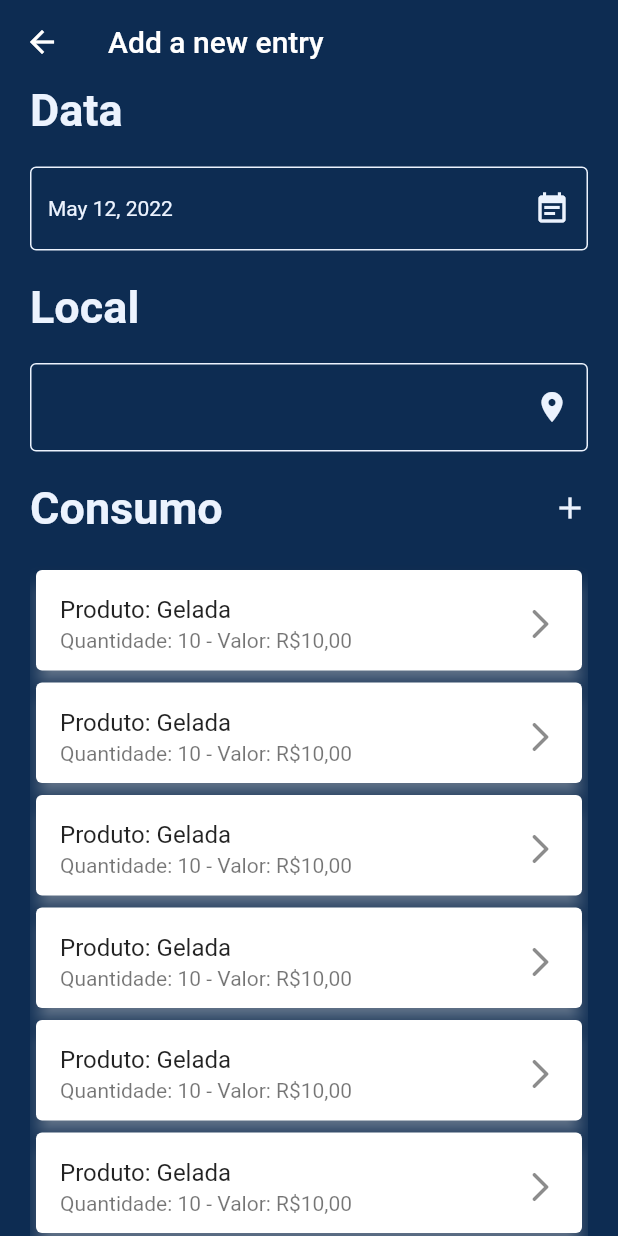
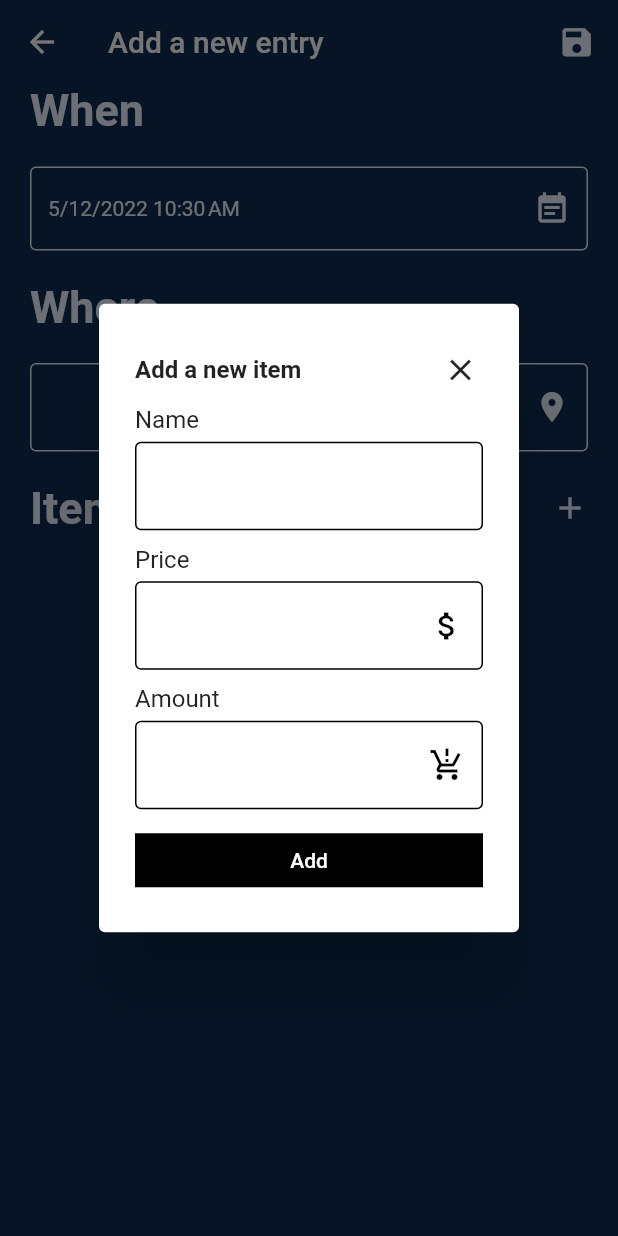
Before and after one commit to nickolasdeluca/checkmate-app, a Flutter app: the NewEntry screen opened directly, after a tap on the "add" icon, on a phone screen of 412 x 824 dp. Run offline on Flutter 3.47's test engine with Material 2 defaults, Android fonts, the phone set to English and light mode, and no system bars; drawn by our look-alikes of date_field; our stand-ins replace hive, hive_flutter; accounts and stored records are empty; statements that could not run were skipped.

Commit message:
CMA-3/add-functionality-to-add-new-items (#3)
* [CMA-3] Create models for items and entries

* [CMA-3] Added new dependencies

New dependencies: hive, path_provider and build_runner

* [CMA-3] Relocated some and remove unused models

Models were relocated to specific folders and the models for lists were deleted because using them was caused a bad syntax.

* [CMA-3] New dialog to add items

* [CMA-3][WIP] Changes to the screen to support item insertion

App default language was also changed to en-US. Support for other languages will be added later.

* [CMA-3] Changes related to initializing hive database

* [CMA-3] Changes applied by flutter build to iOS project

* [CMA-3] Dialog now validates double values and returns an item after add is pressed

* [CMA-3] Method to add item to entry and on screen display of items

* [CMA-3] Add method to parse an object to Json

* [WIP][CMA-3] Save entries to a local database

* [WIP][CMA-3] Retrieve items from a local database

* [WIP][CMA-3] Return to home screen after saving an entry and reload list of entries

* [WIP][CMA-3] Add option to edit entries

Still need to fix an issue when the entry is being updated

* [CMA-3] This is how updates and saves should work on Hive databases

```diff
--- /dev/null
+++ b/checkmate_app/lib/assets/dialogs.dart
@@ -0,0 +1,142 @@
+import 'package:checkmate_app/models/items/item.dart';
+import 'package:flutter/material.dart';
+
+dynamic _doubleValidator(String? value) {
+  if ((value != null) && (value.isNotEmpty)) {
+    try {
+      double.parse(value);
+    } on Exception {
+      return "Must be a positive real number!";
+    }
+  }
+
+  return null;
+}
+
+InputDecoration _defaultDecoration = const InputDecoration(
+  enabledBorder:
+      OutlineInputBorder(borderSide: BorderSide(color: Colors.black)),
+  focusedBorder:
+      OutlineInputBorder(borderSide: BorderSide(color: Colors.black)),
+  errorBorder: OutlineInputBorder(borderSide: BorderSide(color: Colors.red)),
+  focusedErrorBorder:
+      OutlineInputBorder(borderSide: BorderSide(color: Colors.red)),
+);
+
+class Dialogs {
+  newItem(BuildContext context) {
+    TextEditingController nameController = TextEditingController();
+    TextEditingController priceController = TextEditingController();
+    TextEditingController amountController = TextEditingController();
+
+    Item item = Item(0, '', 0, 0);
+
+    return showDialog(
+        context: context,
+        builder: (BuildContext context) {
+          return AlertDialog(
+            content: SingleChildScrollView(
+              child: ListBody(
+                children: [
+                  Row(
+                    children: const [
+                      Text('Add a new item',
+                          style: TextStyle(
+                            fontWeight: FontWeight.bold,
+                          )),
+                      Spacer(),
+                      SizedBox(
+                        width: 35,
+                        child: CloseButton(),
+                      ),
+                    ],
+                  ),
+                  const Text('Name'),
+                  const SizedBox(
+                    height: 5,
+                  ),
+                  TextFormField(
+                    controller: nameController,
+                    decoration: _defaultDecoration,
+                    style: const TextStyle(color: Colors.black),
+                  ),
+                  const SizedBox(
+                    height: 10,
+                  ),
+                  const Text('Price'),
+                  const SizedBox(
+                    height: 5,
+                  ),
+                  TextFormField(
+                    controller: priceController,
+                    decoration: _defaultDecoration.copyWith(
+                      suffixIcon: const Icon(
+                        Icons.attach_money,
+                        color: Colors.black,
+                      ),
+                    ),
+                    autovalidateMode: AutovalidateMode.onUserInteraction,
+                    validator: (value) {
+                      return _doubleValidator(value);
+                    },
+                    style: const TextStyle(color: Colors.black),
+                  ),
+                  const SizedBox(
+                    height: 10,
+                  ),
+                  const Text('Amount'),
+                  const SizedBox(
+                    height: 5,
+                  ),
+                  TextFormField(
+                    controller: amountController,
+                    decoration: _defaultDecoration.copyWith(
+                      suffixIcon: const Icon(
+                        Icons.production_quantity_limits,
+                        color: Colors.black,
+                      ),
+                    ),
+                    autovalidateMode: AutovalidateMode.onUserInteraction,
+                    validator: (value) {
+                      return _doubleValidator(value);
+                    },
+                    style: const TextStyle(color: Colors.black),
+                  ),
+                  const SizedBox(
+                    height: 10,
+                  ),
+                  TextButton(
+                      style: TextButton.styleFrom(
+                          backgroundColor: Colors.black,
+                          primary: Colors.white,
+                          onSurface: Colors.white,
+                          shape: const BeveledRectangleBorder()),
+                      onPressed: () {
+                        if (nameController.text.isEmpty) {
+                          return;
+                        }
+
+                        if ((priceController.text.isEmpty) ||
+                            (double.tryParse(priceController.text) == null)) {
+                          return;
+                        }
+
+                        if ((amountController.text.isEmpty) ||
+                            (double.tryParse(amountController.text) == null)) {
+                          return;
+                        }
+
+                        item.name = nameController.text;
+                        item.price = double.parse(priceController.text);
+                        item.amount = double.parse(amountController.text);
+
+                        Navigator.pop(context, item);
+                      },
+                      child: const Text('Add'))
+                ],
+              ),
+            ),
+          );
+        });
+  }
+}
--- /dev/null
+++ b/checkmate_app/lib/models/entries/entry.dart
@@ -0,0 +1,26 @@
+import 'dart:convert';
+
+import 'package:checkmate_app/models/items/item.dart';
+import 'package:hive/hive.dart';
+
+part 'entry.g.dart';
+
+@HiveType(typeId: 0)
+class Entry extends HiveObject {
+  @HiveField(0)
+  int id;
+
+  @HiveField(1)
+  DateTime? date;
+
+  @HiveField(2)
+  String? place;
+
+  @HiveField(3)
+  List<Item> items;
+
+  Entry({required this.id, this.date, this.place, required this.items});
+
+  Map toJson() =>
+      {'id': id, 'date': date, 'place': place, 'items': jsonEncode(items)};
+}
--- /dev/null
+++ b/checkmate_app/lib/models/items/item.dart
@@ -0,0 +1,22 @@
+import 'package:hive/hive.dart';
+
+part 'item.g.dart';
+
+@HiveType(typeId: 1)
+class Item extends HiveObject {
+  @HiveField(0)
+  int id;
+
+  @HiveField(1)
+  String name;
+
+  @HiveField(2)
+  double price;
+
+  @HiveField(3)
+  double amount;
+
+  Item(this.id, this.name, this.price, this.amount);
+
+  Map toJson() => {'id': id, 'name': name, 'amount': amount};
+}
--- a/checkmate_app/lib/screens/new_entry.dart
+++ b/checkmate_app/lib/screens/new_entry.dart
@@ -1,15 +1,76 @@
 import 'package:checkmate_app/assets/constants.dart';
+import 'package:checkmate_app/assets/dialogs.dart';
+import 'package:checkmate_app/models/entries/entry.dart';
+import 'package:checkmate_app/models/items/item.dart';
 import 'package:date_field/date_field.dart';
+import 'package:flutter/foundation.dart';
 import 'package:flutter/material.dart';
+import 'package:hive/hive.dart';
 
 class NewEntry extends StatefulWidget {
-  const NewEntry({Key? key}) : super(key: key);
+  final dynamic boxKey;
+  const NewEntry({Key? key, this.boxKey}) : super(key: key);
 
   @override
   State<NewEntry> createState() => _NewEntryState();
 }
 
+InputDecoration _inputBorder = const InputDecoration(
+  enabledBorder:
+      OutlineInputBorder(borderSide: BorderSide(color: cConstrastColor)),
+  focusedBorder:
+      OutlineInputBorder(borderSide: BorderSide(color: cConstrastColor)),
+  errorBorder: OutlineInputBorder(borderSide: BorderSide(color: Colors.red)),
+  focusedErrorBorder:
+      OutlineInputBorder(borderSide: BorderSide(color: Colors.red)),
+);
+
 class _NewEntryState extends State<NewEntry> {
+  Entry entry = Entry(id: 0, items: []);
+  Future<List<Item>>? _getItems() async {
+    return entry.items;
+  }
+
+  @override
+  void initState() {
+    Box box = Hive.box<Entry>('entries');
+    entry = box.get(widget.boxKey) ?? Entry(id: 0, items: []);
+    localController.text = entry.place ?? "";
+
+    super.initState();
+  }
+
+  dynamic _textValidator(String? value) {
+    if ((value != null) && (value.isNotEmpty)) {
+    } else {
+      return "You must provide a location";
+    }
+  }
+
+  DateTime _getInitialDate() {
+    return entry.date ?? DateTime.now();
+  }
+
+  void _saveEntry() async {
+    if (kDebugMode) {
+      print(entry.toJson());
+    }
+
+    if (localController.text.isEmpty) {
+      return;
+    }
+
+    entry.place = localController.text;
+
+    Box box = Hive.box<Entry>('entries');
+
+    if (box.containsKey(widget.boxKey)) {
+      box.put(widget.boxKey, entry);
+    } else {
+      box.add(entry);
+    }
+  }
+
   TextEditingController localController = TextEditingController();
 
   @override
@@ -20,6 +81,21 @@ class _NewEntryState extends State<NewEntry> {
         title: const Text('Add a new entry'),
         backgroundColor: cBackgroundColor,
         elevation: 0,
+        actions: [
+          Padding(
+              padding: const EdgeInsets.only(right: 15),
+              child: GestureDetector(
+                onTap: (() {
+                  _saveEntry();
+                  Navigator.pop(context);
+                }),
+                child: const Icon(
+                  Icons.save,
+                  color: cConstrastColor,
+                  size: 25,
+                ),
+              ))
+        ],
       ),
       body: SafeArea(
         top: true,
@@ -30,7 +106,7 @@ class _NewEntryState extends State<NewEntry> {
             crossAxisAlignment: CrossAxisAlignment.start,
             children: [
               const Text(
-                'Data',
+                'When',
                 style: TextStyle(
                     color: cConstrastColor,
                     fontSize: 30,
@@ -48,16 +124,18 @@ class _NewEntryState extends State<NewEntry> {
                       color: cConstrastColor,
                     ),
                     floatingLabelStyle: TextStyle(color: cConstrastColor)),
-                mode: DateTimeFieldPickerMode.date,
+                mode: DateTimeFieldPickerMode.dateAndTime,
                 dateTextStyle: const TextStyle(color: cConstrastColor),
-                initialValue: DateTime.now(),
-                onDateSelected: (DateTime value) {},
+                initialValue: _getInitialDate(),
+                onDateSelected: (DateTime value) {
+                  entry.date = value;
+                },
               ),
               const SizedBox(
                 height: 20,
               ),
               const Text(
-                'Local',
+                'Where',
                 style: TextStyle(
                     color: cConstrastColor,
                     fontSize: 30,
@@ -66,18 +144,19 @@ class _NewEntryState extends State<NewEntry> {
               const SizedBox(
                 height: 20,
               ),
-              TextField(
-                controller: localController,
-                decoration: const InputDecoration(
-                    enabledBorder: OutlineInputBorder(
-                        borderSide: BorderSide(color: cConstrastColor)),
-                    focusedBorder: OutlineInputBorder(
-                        borderSide: BorderSide(color: cConstrastColor)),
-                    suffixIcon: Icon(
+              TextFormField(
+                decoration: _inputBorder.copyWith(
+                  floatingLabelStyle: const TextStyle(color: cConstrastColor),
+                  suffixIcon: const Icon(
                     Icons.place,
                     color: cConstrastColor,
                   ),
-                    floatingLabelStyle: TextStyle(color: cConstrastColor)),
+                ),
+                controller: localController,
+                autovalidateMode: AutovalidateMode.onUserInteraction,
+                validator: (value) {
+                  return _textValidator(value);
+                },
                 style: const TextStyle(color: cConstrastColor),
               ),
               const SizedBox(
@@ -85,14 +164,19 @@ class _NewEntryState extends State<NewEntry> {
               ),
               Row(mainAxisAlignment: MainAxisAlignment.spaceBetween, children: [
                 const Text(
-                  'Consumo',
+                  'Items',
                   style: TextStyle(
                       color: cConstrastColor,
                       fontSize: 30,
                       fontWeight: FontWeight.bold),
                 ),
                 InkWell(
-                  onTap: () {},
+                  onTap: () {
+                    Dialogs().newItem(context).then((value) {
+                      entry.items.add(value);
+                      setState(() {});
+                    });
+                  },
                   child: const Icon(
                     Icons.add,
                     color: cConstrastColor,
@@ -103,96 +187,38 @@ class _NewEntryState extends State<NewEntry> {
                 height: 20,
               ),
               Flexible(
-                  child: SingleChildScrollView(
-                child: Column(
-                  children: const [
-                    SizedBox(
+                  child: FutureBuilder(
+                future: _getItems(),
+                builder:
+                    (BuildContext context, AsyncSnapshot<List<Item>> snapshot) {
+                  if (snapshot.hasData) {
+                    return ListView.builder(
+                        itemCount: snapshot.data!.length,
+                        itemBuilder: (BuildContext context, int index) {
+                          return SizedBox(
                             height: 75,
                             child: InkWell(
                               child: Card(
                                 shadowColor: cConstrastColor,
                                 elevation: 5,
                                 child: ListTile(
-                            title: Text('Produto: Gelada'),
-                            subtitle: Text('Quantidade: 10 - Valor: R\$10,00'),
-                            trailing: Icon(Icons.arrow_forward_ios_rounded),
+                                  title: Text(snapshot.data![index].name),
+                                  subtitle: Text(
+                                      'Amount: ${snapshot.data![index].amount} - Price: ${snapshot.data![index].price}'),
+                                  trailing: const Icon(
+                                      Icons.arrow_forward_ios_rounded),
                                 ),
                               ),
                             ),
-                    ),
-                    SizedBox(
-                      height: 75,
-                      child: InkWell(
-                        child: Card(
-                          shadowColor: cConstrastColor,
-                          elevation: 5,
-                          child: ListTile(
-                            title: Text('Produto: Gelada'),
-                            subtitle: Text('Quantidade: 10 - Valor: R\$10,00'),
-                            trailing: Icon(Icons.arrow_forward_ios_rounded),
-                          ),
-                        ),
-                      ),
-                    ),
-                    SizedBox(
-                      height: 75,
-                      child: InkWell(
-                        child: Card(
-                          shadowColor: cConstrastColor,
-                          elevation: 5,
-                          child: ListTile(
-                            title: Text('Produto: Gelada'),
-                            subtitle: Text('Quantidade: 10 - Valor: R\$10,00'),
-                            trailing: Icon(Icons.arrow_forward_ios_rounded),
-                          ),
-                        ),
-                      ),
-                    ),
-                    SizedBox(
-                      height: 75,
-                      child: InkWell(
-                        child: Card(
-                          shadowColor: cConstrastColor,
-                          elevation: 5,
-                          child: ListTile(
-                            title: Text('Produto: Gelada'),
-                            subtitle: Text('Quantidade: 10 - Valor: R\$10,00'),
-                            trailing: Icon(Icons.arrow_forward_ios_rounded),
-                          ),
-                        ),
-                      ),
-                    ),
-                    SizedBox(
-                      height: 75,
-                      child: InkWell(
-                        child: Card(
-                          shadowColor: cConstrastColor,
-                          elevation: 5,
-                          child: ListTile(
-                            title: Text('Produto: Gelada'),
-                            subtitle: Text('Quantidade: 10 - Valor: R\$10,00'),
-                            trailing: Icon(Icons.arrow_forward_ios_rounded),
-                          ),
-                        ),
-                      ),
-                    ),
-                    SizedBox(
-                      height: 75,
-                      child: InkWell(
-                        child: Card(
-                          shadowColor: cConstrastColor,
-                          elevation: 5,
-                          child: ListTile(
-                            title: Text('Produto: Gelada'),
-                            subtitle: Text('Quantidade: 10 - Valor: R\$10,00'),
-                            trailing: Icon(Icons.arrow_forward_ios_rounded),
-                          ),
-                        ),
-                      ),
-                    ),
-                  ],
-                ),
-              ))
+                          );
+                        });
+                  } else {
+                    return const Center(
+                      child: CircularProgressIndicator.adaptive(),
+                    );
+                  }
+                },
+              )),
             ],
           ),
         ),
--- a/checkmate_app/pubspec.yaml
+++ b/checkmate_app/pubspec.yaml
@@ -35,10 +35,15 @@ dependencies:
   # Use with the CupertinoIcons class for iOS style icons.
   cupertino_icons: ^1.0.2
   date_field: ^3.0.0
+  hive: ^2.1.0
+  path_provider: ^2.0.9
+  hive_flutter: ^1.1.0
+  build_runner: ^2.1.10
 
 dev_dependencies:
   flutter_test:
     sdk: flutter
+  hive_generator: ^1.1.2
 
   # The "flutter_lints" package below contains a set of recommended lints to
   # encourage good coding practices. The lint set provided by the package is
```
Also changed, not shown: checkmate_app/lib/main.dart (+8 -1 lines), checkmate_app/lib/screens/home.dart (+56 -67 lines), checkmate_app/lib/models/entries/entry.g.dart (added), checkmate_app/lib/models/items/item.g.dart (added), checkmate_app/pubspec.lock, 6 other files. Lines whose indentation alone changed are shown as unchanged.
